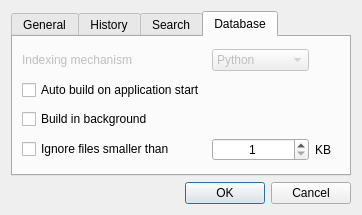
First picture: the form in Araneus/UI/preferences.ui, repository 416d72/araneus, before the edit.
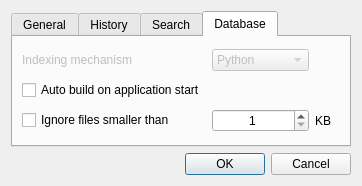
Second picture: the form after the edit. The open tabs and pages were chosen to show the change.

What changed in the file:
```diff
--- a/Araneus/UI/preferences.ui
+++ b/Araneus/UI/preferences.ui
@@ -7,7 +7,7 @@
     <x>0</x>
     <y>0</y>
     <width>362</width>
-    <height>215</height>
+    <height>186</height>
    </rect>
   </property>
   <property name="windowTitle">
@@ -159,66 +159,6 @@
        <string>Database</string>
       </attribute>
       <layout class="QGridLayout" name="gridLayout_4">
-       <item row="3" column="1">
-        <widget class="QSpinBox" name="db_min_file_size">
-         <property name="enabled">
-          <bool>true</bool>
-         </property>
-         <property name="alignment">
-          <set>Qt::AlignCenter</set>
-         </property>
-         <property name="minimum">
-          <number>1</number>
-         </property>
-         <property name="maximum">
-          <number>1024</number>
-         </property>
-         <property name="value">
-          <number>1</number>
-         </property>
-        </widget>
-       </item>
-       <item row="3" column="0">
-        <widget class="QCheckBox" name="db_min_file_size_label">
-         <property name="text">
-          <string>Ignore files smaller than</string>
-         </property>
-         <property name="tristate">
-          <bool>false</bool>
-         </property>
-        </widget>
-       </item>
-       <item row="2" column="0">
-        <widget class="QCheckBox" name="db_background_build">
-         <property name="text">
-          <string>Build in background</string>
-         </property>
-        </widget>
-       </item>
-       <item row="1" column="0">
-        <widget class="QCheckBox" name="db_auto_build">
-         <property name="text">
-          <string>Auto build on application start</string>
-         </property>
-        </widget>
-       </item>
-       <item row="3" column="2">
-        <widget class="QLabel" name="db_file_size_kb">
-         <property name="text">
-          <string>KB</string>
-         </property>
-        </widget>
-       </item>
-       <item row="0" column="0">
-        <widget class="QLabel" name="db_indexing_mech_label">
-         <property name="enabled">
-          <bool>false</bool>
-         </property>
-         <property name="text">
-          <string>Indexing mechanism</string>
-         </property>
-        </widget>
-       </item>
        <item row="0" column="1">
         <widget class="QComboBox" name="db_indexing_combox">
          <property name="enabled">
@@ -241,6 +181,62 @@
          </item>
         </widget>
        </item>
+       <item row="2" column="2">
+        <widget class="QLabel" name="db_file_size_kb">
+         <property name="text">
+          <string>KB</string>
+         </property>
+        </widget>
+       </item>
+       <item row="1" column="0">
+        <widget class="QCheckBox" name="db_auto_build">
+         <property name="text">
+          <string>Auto build on application start</string>
+         </property>
+        </widget>
+       </item>
+       <item row="0" column="0">
+        <widget class="QLabel" name="db_indexing_mech_label">
+         <property name="enabled">
+          <bool>false</bool>
+         </property>
+         <property name="toolTip">
+          <string>&lt;html&gt;&lt;head/&gt;&lt;body&gt;&lt;p&gt;&lt;br/&gt;&lt;/p&gt;&lt;/body&gt;&lt;/html&gt;</string>
+         </property>
+         <property name="text">
+          <string>Indexing mechanism</string>
+         </property>
+        </widget>
+       </item>
+       <item row="2" column="0">
+        <widget class="QCheckBox" name="db_min_file_size_label">
+         <property name="text">
+          <string>Ignore files smaller than</string>
+         </property>
+         <property name="tristate">
+          <bool>false</bool>
+         </property>
+        </widget>
+       </item>
+       <item row="2" column="1">
+        <widget class="QSpinBox" name="db_min_file_size">
+         <property name="enabled">
+          <bool>true</bool>
+         </property>
+         <property name="alignment">
+          <set>Qt::AlignCenter</set>
+         </property>
+         <property name="minimum">
+          <number>1</number>
+         </property>
+         <property name="maximum">
+          <number>1024</number>
+         </property>
+         <property name="value">
+          <number>1</number>
+         </property>
+        </widget>
+       </item>
       </layout>
      </widget>
     </widget>
```
Left out of the diff: 3 changed lines with no effect on the pictures.
